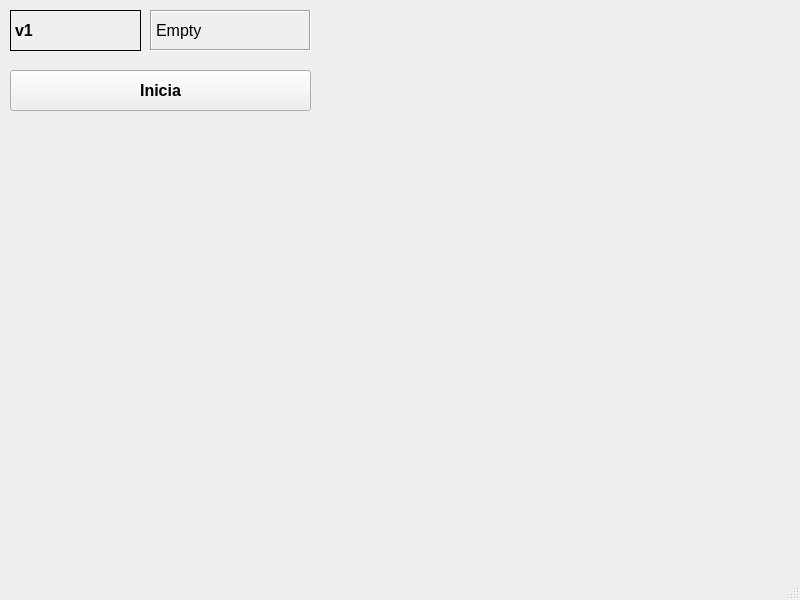
luisgl90/PVE-Python, file prueba_pyqtgraph1.ui: the form before one commit.
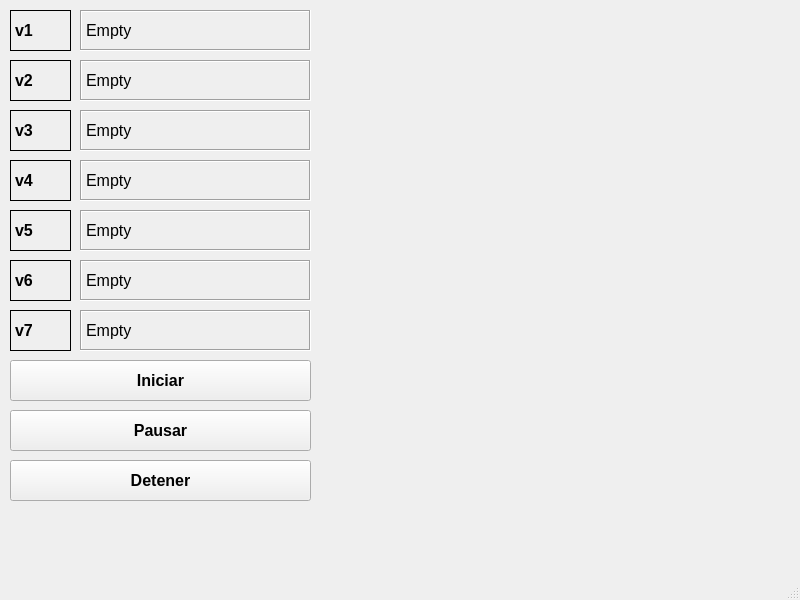
The form after the commit. Custom widgets are drawn as their Qt base class.

```diff
--- a/prueba_pyqtgraph1.ui
+++ b/prueba_pyqtgraph1.ui
@@ -17,9 +17,9 @@
    <widget class="QLabel" name="label_fre_vx">
     <property name="geometry">
      <rect>
-      <x>150</x>
+      <x>80</x>
       <y>10</y>
-      <width>161</width>
+      <width>231</width>
       <height>41</height>
      </rect>
     </property>
@@ -38,24 +38,11 @@
      <string>Empty</string>
     </property>
    </widget>
-   <widget class="PlotWidget" name="widget_fre_plot" native="true">
-    <property name="geometry">
-     <rect>
-      <x>320</x>
-      <y>10</y>
-      <width>421</width>
-      <height>421</height>
-     </rect>
-    </property>
-    <property name="mouseTracking">
-     <bool>false</bool>
-    </property>
-   </widget>
-   <widget class="QPushButton" name="button_fre_fase">
+   <widget class="QPushButton" name="button_start">
     <property name="geometry">
      <rect>
       <x>10</x>
-      <y>70</y>
+      <y>360</y>
       <width>301</width>
       <height>41</height>
      </rect>
@@ -68,7 +55,7 @@
      </font>
     </property>
     <property name="text">
-     <string>Inicia</string>
+     <string>Iniciar</string>
     </property>
    </widget>
    <widget class="QLabel" name="label_fre_1">
@@ -76,7 +63,7 @@
      <rect>
       <x>10</x>
       <y>10</y>
-      <width>131</width>
+      <width>61</width>
       <height>41</height>
      </rect>
     </property>
@@ -94,6 +81,338 @@
      <string>v1</string>
     </property>
    </widget>
+   <widget class="QLabel" name="label_fre_2">
+    <property name="geometry">
+     <rect>
+      <x>10</x>
+      <y>60</y>
+      <width>61</width>
+      <height>41</height>
+     </rect>
+    </property>
+    <property name="font">
+     <font>
+      <pointsize>12</pointsize>
+      <weight>75</weight>
+      <bold>true</bold>
+     </font>
+    </property>
+    <property name="frameShape">
+     <enum>QFrame::Box</enum>
+    </property>
+    <property name="text">
+     <string>v2</string>
+    </property>
+   </widget>
+   <widget class="QLabel" name="label_fre_vx_2">
+    <property name="geometry">
+     <rect>
+      <x>80</x>
+      <y>60</y>
+      <width>231</width>
+      <height>41</height>
+     </rect>
+    </property>
+    <property name="font">
+     <font>
+      <pointsize>12</pointsize>
+     </font>
+    </property>
+    <property name="frameShape">
+     <enum>QFrame::Box</enum>
+    </property>
+    <property name="frameShadow">
+     <enum>QFrame::Sunken</enum>
+    </property>
+    <property name="text">
+     <string>Empty</string>
+    </property>
+   </widget>
+   <widget class="QLabel" name="label_fre_3">
+    <property name="geometry">
+     <rect>
+      <x>10</x>
+      <y>160</y>
+      <width>61</width>
+      <height>41</height>
+     </rect>
+    </property>
+    <property name="font">
+     <font>
+      <pointsize>12</pointsize>
+      <weight>75</weight>
+      <bold>true</bold>
+     </font>
+    </property>
+    <property name="frameShape">
+     <enum>QFrame::Box</enum>
+    </property>
+    <property name="text">
+     <string>v4</string>
+    </property>
+   </widget>
+   <widget class="QLabel" name="label_fre_4">
+    <property name="geometry">
+     <rect>
+      <x>10</x>
+      <y>110</y>
+      <width>61</width>
+      <height>41</height>
+     </rect>
+    </property>
+    <property name="font">
+     <font>
+      <pointsize>12</pointsize>
+      <weight>75</weight>
+      <bold>true</bold>
+     </font>
+    </property>
+    <property name="frameShape">
+     <enum>QFrame::Box</enum>
+    </property>
+    <property name="text">
+     <string>v3</string>
+    </property>
+   </widget>
+   <widget class="QLabel" name="label_fre_vx_4">
+    <property name="geometry">
+     <rect>
+      <x>80</x>
+      <y>160</y>
+      <width>231</width>
+      <height>41</height>
+     </rect>
+    </property>
+    <property name="font">
+     <font>
+      <pointsize>12</pointsize>
+     </font>
+    </property>
+    <property name="frameShape">
+     <enum>QFrame::Box</enum>
+    </property>
+    <property name="frameShadow">
+     <enum>QFrame::Sunken</enum>
+    </property>
+    <property name="text">
+     <string>Empty</string>
+    </property>
+   </widget>
+   <widget class="QLabel" name="label_fre_vx_3">
+    <property name="geometry">
+     <rect>
+      <x>80</x>
+      <y>110</y>
+      <width>231</width>
+      <height>41</height>
+     </rect>
+    </property>
+    <property name="font">
+     <font>
+      <pointsize>12</pointsize>
+     </font>
+    </property>
+    <property name="frameShape">
+     <enum>QFrame::Box</enum>
+    </property>
+    <property name="frameShadow">
+     <enum>QFrame::Sunken</enum>
+    </property>
+    <property name="text">
+     <string>Empty</string>
+    </property>
+   </widget>
+   <widget class="QLabel" name="label_fre_5">
+    <property name="geometry">
+     <rect>
+      <x>10</x>
+      <y>260</y>
+      <width>61</width>
+      <height>41</height>
+     </rect>
+    </property>
+    <property name="font">
+     <font>
+      <pointsize>12</pointsize>
+      <weight>75</weight>
+      <bold>true</bold>
+     </font>
+    </property>
+    <property name="frameShape">
+     <enum>QFrame::Box</enum>
+    </property>
+    <property name="text">
+     <string>v6</string>
+    </property>
+   </widget>
+   <widget class="QLabel" name="label_fre_6">
+    <property name="geometry">
+     <rect>
+      <x>10</x>
+      <y>210</y>
+      <width>61</width>
+      <height>41</height>
+     </rect>
+    </property>
+    <property name="font">
+     <font>
+      <pointsize>12</pointsize>
+      <weight>75</weight>
+      <bold>true</bold>
+     </font>
+    </property>
+    <property name="frameShape">
+     <enum>QFrame::Box</enum>
+    </property>
+    <property name="text">
+     <string>v5</string>
+    </property>
+   </widget>
+   <widget class="QLabel" name="label_fre_vx_6">
+    <property name="geometry">
+     <rect>
+      <x>80</x>
+      <y>260</y>
+      <width>231</width>
+      <height>41</height>
+     </rect>
+    </property>
+    <property name="font">
+     <font>
+      <pointsize>12</pointsize>
+     </font>
+    </property>
+    <property name="frameShape">
+     <enum>QFrame::Box</enum>
+    </property>
+    <property name="frameShadow">
+     <enum>QFrame::Sunken</enum>
+    </property>
+    <property name="text">
+     <string>Empty</string>
+    </property>
+   </widget>
+   <widget class="QLabel" name="label_fre_vx_5">
+    <property name="geometry">
+     <rect>
+      <x>80</x>
+      <y>210</y>
+      <width>231</width>
+      <height>41</height>
+     </rect>
+    </property>
+    <property name="font">
+     <font>
+      <pointsize>12</pointsize>
+     </font>
+    </property>
+    <property name="frameShape">
+     <enum>QFrame::Box</enum>
+    </property>
+    <property name="frameShadow">
+     <enum>QFrame::Sunken</enum>
+    </property>
+    <property name="text">
+     <string>Empty</string>
+    </property>
+   </widget>
+   <widget class="QLabel" name="label_fre_vx_7">
+    <property name="geometry">
+     <rect>
+      <x>80</x>
+      <y>310</y>
+      <width>231</width>
+      <height>41</height>
+     </rect>
+    </property>
+    <property name="font">
+     <font>
+      <pointsize>12</pointsize>
+     </font>
+    </property>
+    <property name="frameShape">
+     <enum>QFrame::Box</enum>
+    </property>
+    <property name="frameShadow">
+     <enum>QFrame::Sunken</enum>
+    </property>
+    <property name="text">
+     <string>Empty</string>
+    </property>
+   </widget>
+   <widget class="QLabel" name="label_fre_7">
+    <property name="geometry">
+     <rect>
+      <x>10</x>
+      <y>310</y>
+      <width>61</width>
+      <height>41</height>
+     </rect>
+    </property>
+    <property name="font">
+     <font>
+      <pointsize>12</pointsize>
+      <weight>75</weight>
+      <bold>true</bold>
+     </font>
+    </property>
+    <property name="frameShape">
+     <enum>QFrame::Box</enum>
+    </property>
+    <property name="text">
+     <string>v7</string>
+    </property>
+   </widget>
+   <widget class="QPushButton" name="button_stop">
+    <property name="geometry">
+     <rect>
+      <x>10</x>
+      <y>460</y>
+      <width>301</width>
+      <height>41</height>
+     </rect>
+    </property>
+    <property name="font">
+     <font>
+      <pointsize>12</pointsize>
+      <weight>75</weight>
+      <bold>true</bold>
+     </font>
+    </property>
+    <property name="text">
+     <string>Detener</string>
+    </property>
+   </widget>
+   <widget class="QPushButton" name="button_pause">
+    <property name="geometry">
+     <rect>
+      <x>10</x>
+      <y>410</y>
+      <width>301</width>
+      <height>41</height>
+     </rect>
+    </property>
+    <property name="font">
+     <font>
+      <pointsize>12</pointsize>
+      <weight>75</weight>
+      <bold>true</bold>
+     </font>
+    </property>
+    <property name="text">
+     <string>Pausar</string>
+    </property>
+   </widget>
+   <widget class="PlotWidget" name="plot_widget" native="true">
+    <property name="geometry">
+     <rect>
+      <x>320</x>
+      <y>10</y>
+      <width>461</width>
+      <height>341</height>
+     </rect>
+    </property>
+   </widget>
   </widget>
   <widget class="QMenuBar" name="menubar">
    <property name="geometry">
```
Left out of the diff: 4 changed lines with no effect on the pictures.
